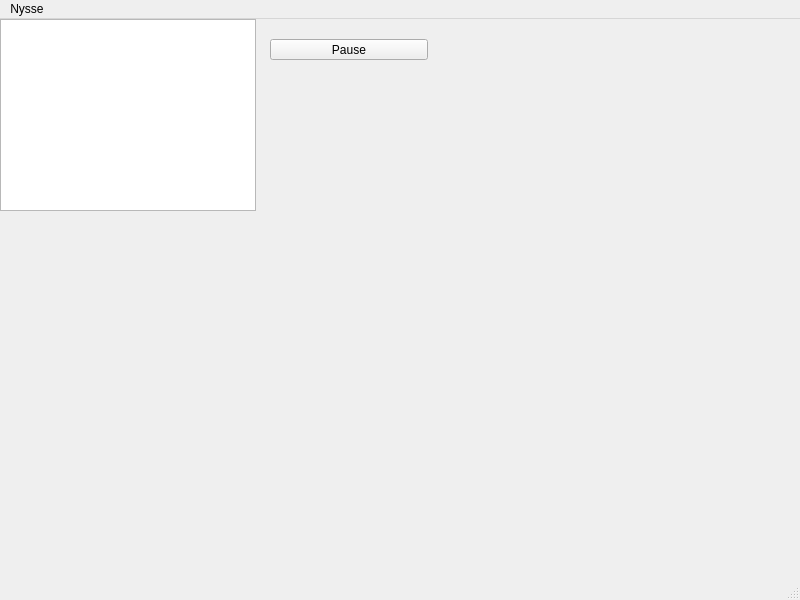
Above: Game/bettermainwindow.ui from ItsOpaz/ohjelmointi3 before the change. Below: the same form after it.
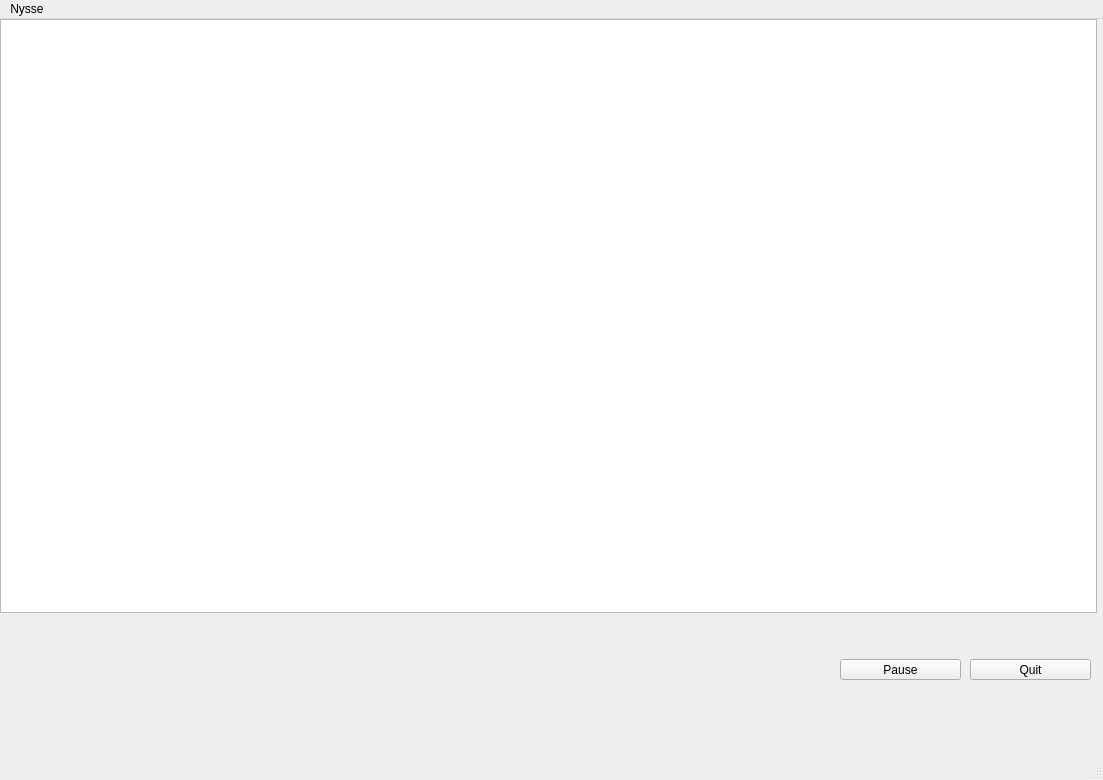
That is the form after the change.

```diff
--- a/Game/bettermainwindow.ui
+++ b/Game/bettermainwindow.ui
@@ -6,8 +6,8 @@
    <rect>
     <x>0</x>
     <y>0</y>
-    <width>800</width>
-    <height>600</height>
+    <width>1103</width>
+    <height>780</height>
    </rect>
   </property>
   <property name="windowTitle">
@@ -19,8 +19,8 @@
      <rect>
       <x>0</x>
       <y>0</y>
-      <width>256</width>
-      <height>192</height>
+      <width>1097</width>
+      <height>594</height>
      </rect>
     </property>
     <property name="sizePolicy">
@@ -33,9 +33,9 @@
    <widget class="QPushButton" name="startButton">
     <property name="geometry">
      <rect>
-      <x>270</x>
-      <y>20</y>
-      <width>158</width>
+      <x>840</x>
+      <y>640</y>
+      <width>121</width>
       <height>21</height>
      </rect>
     </property>
@@ -43,14 +43,27 @@
      <string>Pause</string>
     </property>
    </widget>
+   <widget class="QPushButton" name="quitButton">
+    <property name="geometry">
+     <rect>
+      <x>970</x>
+      <y>640</y>
+      <width>121</width>
+      <height>21</height>
+     </rect>
+    </property>
+    <property name="text">
+     <string>Quit</string>
+    </property>
+   </widget>
   </widget>
   <widget class="QMenuBar" name="menubar">
    <property name="geometry">
     <rect>
      <x>0</x>
      <y>0</y>
-     <width>800</width>
-     <height>20</height>
+     <width>1103</width>
+     <height>21</height>
     </rect>
    </property>
    <widget class="QMenu" name="menuNysse">
```
Left out of the diff: 19 changed lines with no effect on the pictures.
